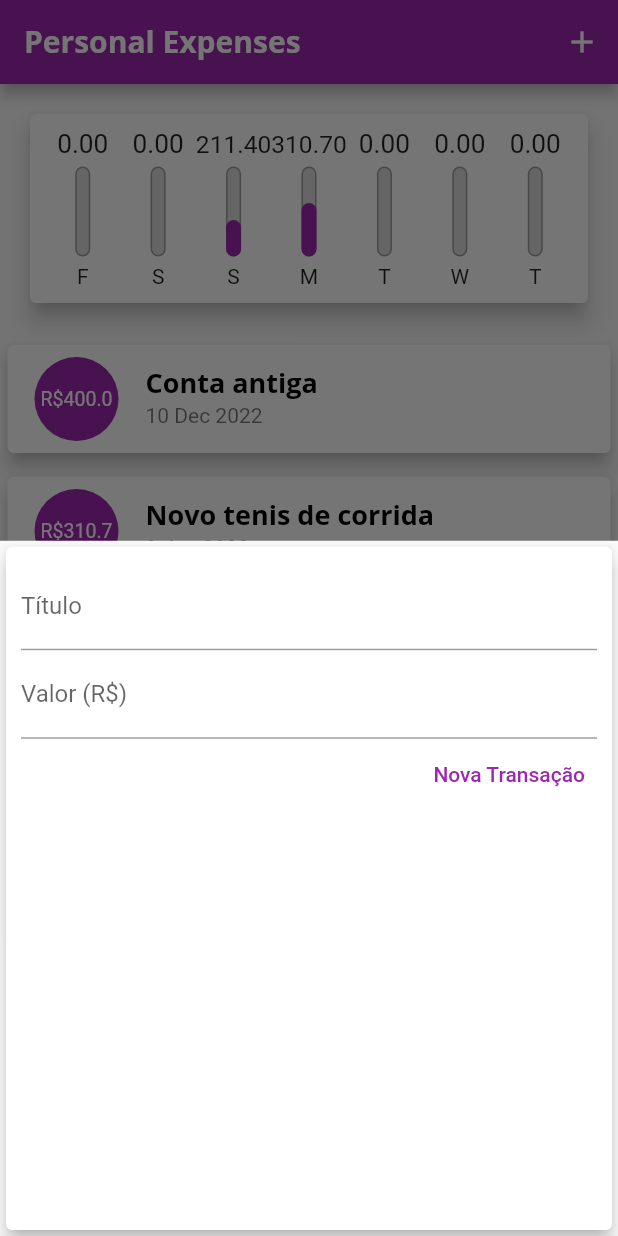
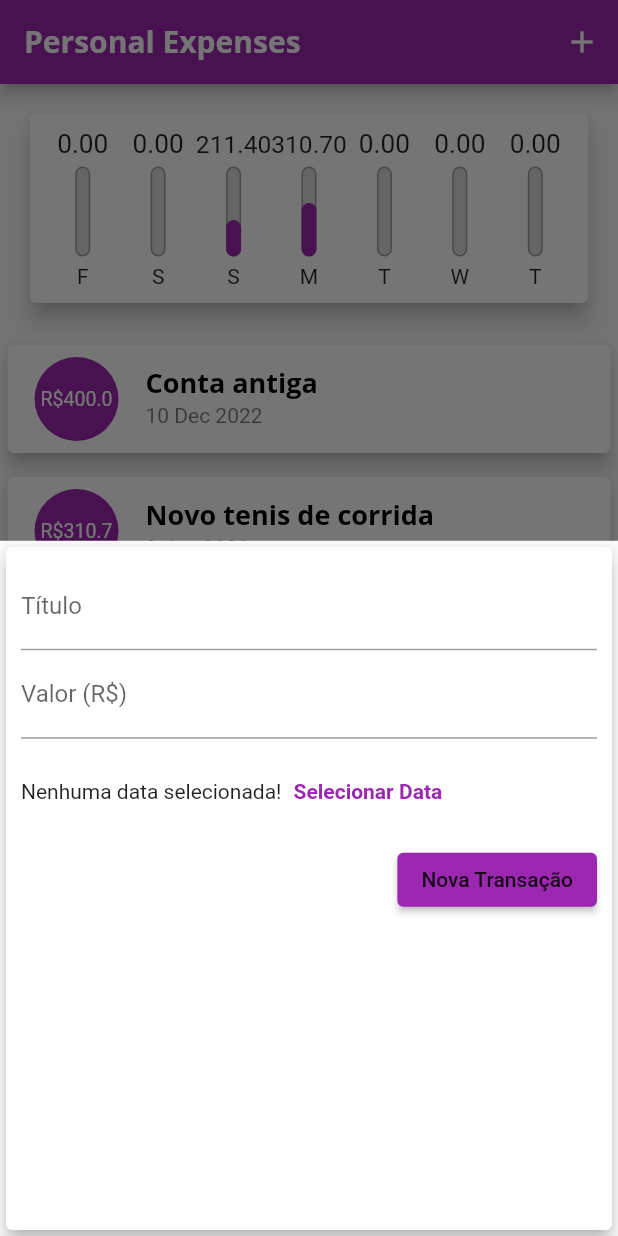
Before and after one commit to reisalazar/App-Expesnes-Flutter, a Flutter app: the screen it shows after launch, after a tap on the "add" icon, on a phone screen of 412 x 824 dp. Run offline on Flutter 3.47's test engine with Material 2 defaults, Android fonts, the phone set to English and light mode, and no system bars.

Commit message:
Form fix

```diff
--- a/lib/components/transaction_form.dart
+++ b/lib/components/transaction_form.dart
@@ -46,20 +46,37 @@ class _TransactionFormState extends State<TransactionForm> {
                 labelText: 'Valor (R\$)',
               ),
             ),
+            SizedBox(
+              height: 70,
+              child: Row(
+                children: <Widget>[
+                  const Text('Nenhuma data selecionada!'),
+                  TextButton(
+                    child: const Text(
+                      'Selecionar Data',
+                      style: TextStyle(
+                        fontWeight: FontWeight.bold,
+                      ),
+                    ),
+                    onPressed: () {},
+                  )
+                ],
+              ),
+            ),
             Row(
               mainAxisAlignment: MainAxisAlignment.end,
-              children: [
-                TextButton(
-                  child: const Text(
+              children: <Widget>[
+                ElevatedButton(
+                  onPressed: _submitForm,
+                  child: Text(
                     'Nova Transação',
                     style: TextStyle(
-                      color: Colors.purple,
+                      color: Theme.of(context).textTheme.button?.color,
                     ),
                   ),
-                  onPressed: _submitForm,
                 ),
               ],
-            )
+            ),
           ],
         ),
       ),
```
